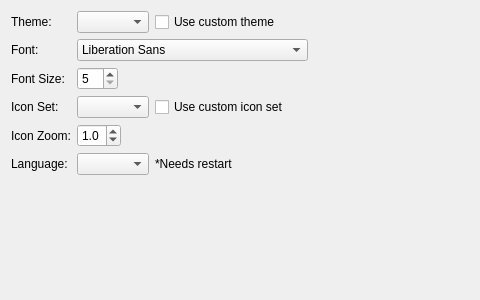
Old version of the form RedPandaIDE/settingsdialog/environmentappearancewidget.ui in the repository royqh1979/RedPanda-CPP; both pictures show x 0 to 480 and y 0 to 300 of the 733 by 300 pixel window.
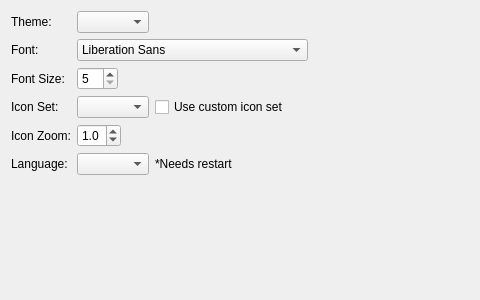
New version of the form.

Commit message: unify custom and built-in, lua and json themes

Diff of the .ui file:
```diff
--- a/RedPandaIDE/settingsdialog/environmentappearancewidget.ui
+++ b/RedPandaIDE/settingsdialog/environmentappearancewidget.ui
@@ -135,13 +135,6 @@
       <item>
        <widget class="QComboBox" name="cbTheme"/>
       </item>
-      <item>
-       <widget class="QCheckBox" name="chkUseCustomTheme">
-        <property name="text">
-         <string>Use custom theme</string>
-        </property>
-       </widget>
-      </item>
       <item>
        <spacer name="horizontalSpacer">
         <property name="orientation">
```
Left out of the diff: 1 changed line with no effect on the pictures. The commit also changes 19 other files.
